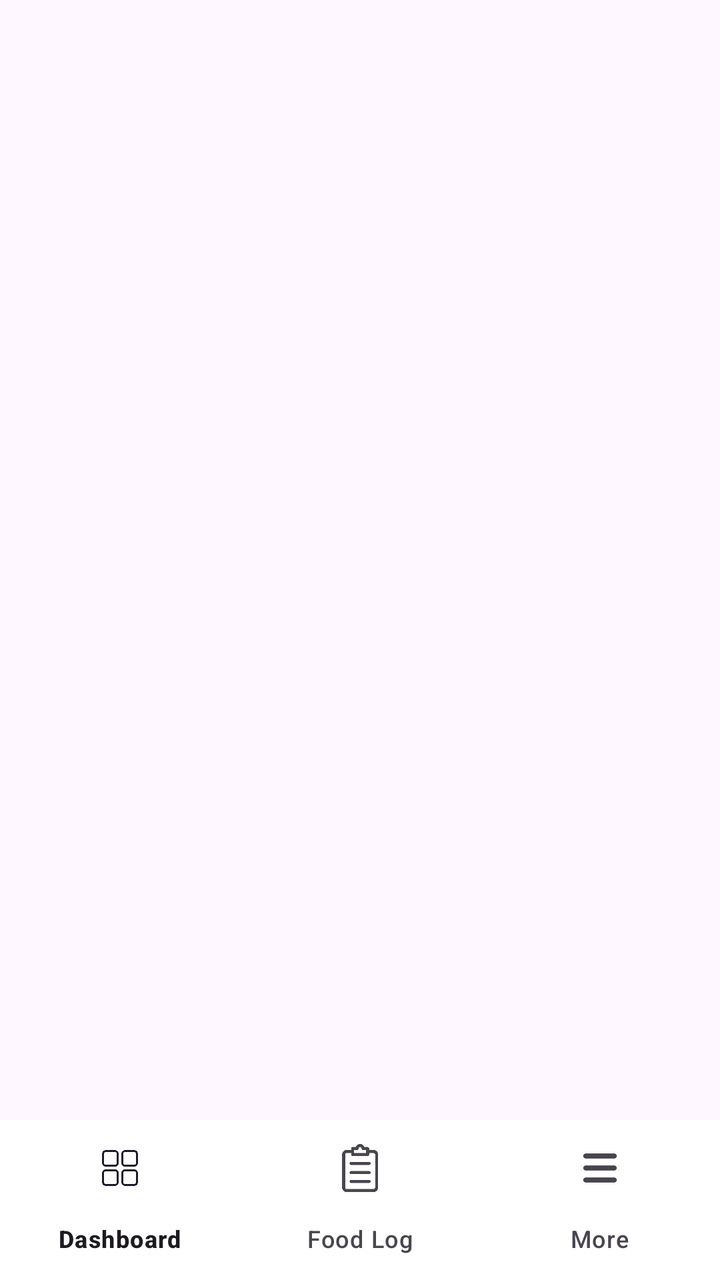
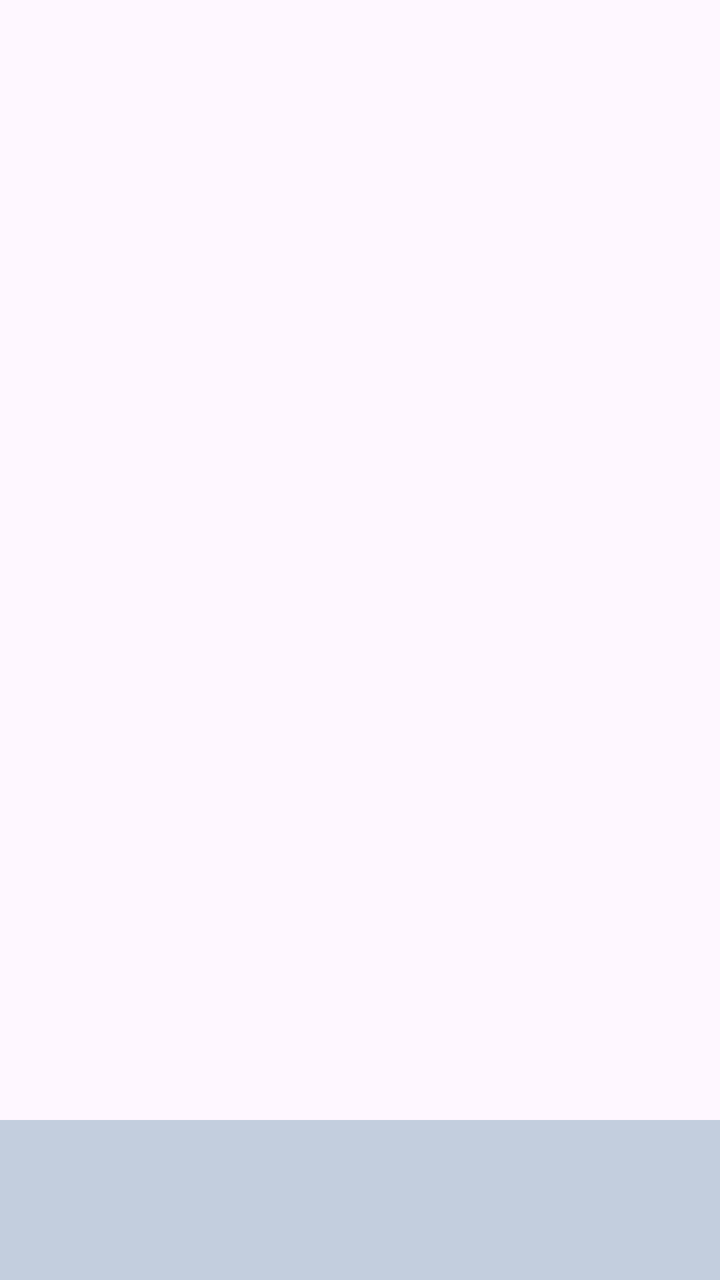

Compare the two renders of this Android layout. The source of the first and the diff that turns it into the second are given below.
<!-- AndroidManifest.xml: application theme Theme.HeronHealth -->
<!-- res/layout/activity_main.xml -->
<?xml version="1.0" encoding="utf-8"?>
<androidx.coordinatorlayout.widget.CoordinatorLayout
    xmlns:android="http://schemas.android.com/apk/res/android"
    xmlns:app="http://schemas.android.com/apk/res-auto"
    android:id="@+id/main"
    android:layout_width="match_parent"
    android:layout_height="match_parent">

    
    <FrameLayout
        android:id="@+id/fragment_container"
        android:layout_width="match_parent"
        android:layout_height="match_parent"
        android:layout_marginBottom="56dp" />

    <com.google.android.material.bottomnavigation.BottomNavigationView
        android:id="@+id/bottomNavigationView"
        android:layout_width="match_parent"
        android:layout_height="wrap_content"
        android:layout_gravity="bottom"
        android:background="#FFFFFF"
        app:menu="@menu/bottom_nav_bar" />

</androidx.coordinatorlayout.widget.CoordinatorLayout>
<!-- resources referenced by this layout -->
<resources>
  <style name="Theme.HeronHealth" parent="Base.Theme.HeronHealth" />
  <style name="Base.Theme.HeronHealth" parent="Theme.Material3.DayNight.NoActionBar">
          
          
      </style>
</resources>

<!-- the commit's change to res/layout/activity_main.xml (unified diff, before → after) -->
@@ -6,19 +6,16 @@
     android:layout_width="match_parent"
     android:layout_height="match_parent">
 
-    
     <FrameLayout
         android:id="@+id/fragment_container"
         android:layout_width="match_parent"
-        android:layout_height="match_parent"
-        android:layout_marginBottom="56dp" />
+        android:layout_height="match_parent"/>
 
     <com.google.android.material.bottomnavigation.BottomNavigationView
         android:id="@+id/bottomNavigationView"
         android:layout_width="match_parent"
         android:layout_height="wrap_content"
         android:layout_gravity="bottom"
-        android:background="#FFFFFF"
-        app:menu="@menu/bottom_nav_bar" />
+        android:background="#c3cede"/>
 
 </androidx.coordinatorlayout.widget.CoordinatorLayout>
